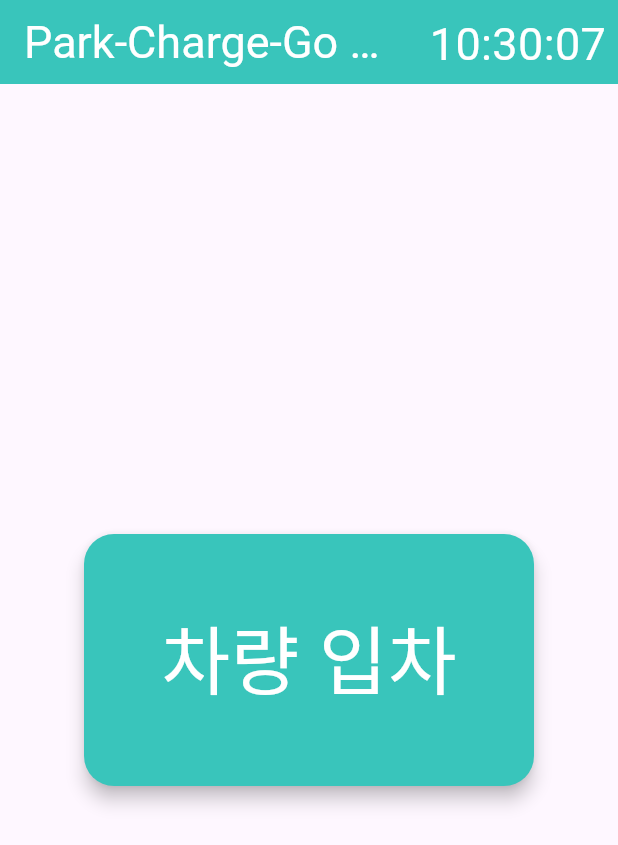
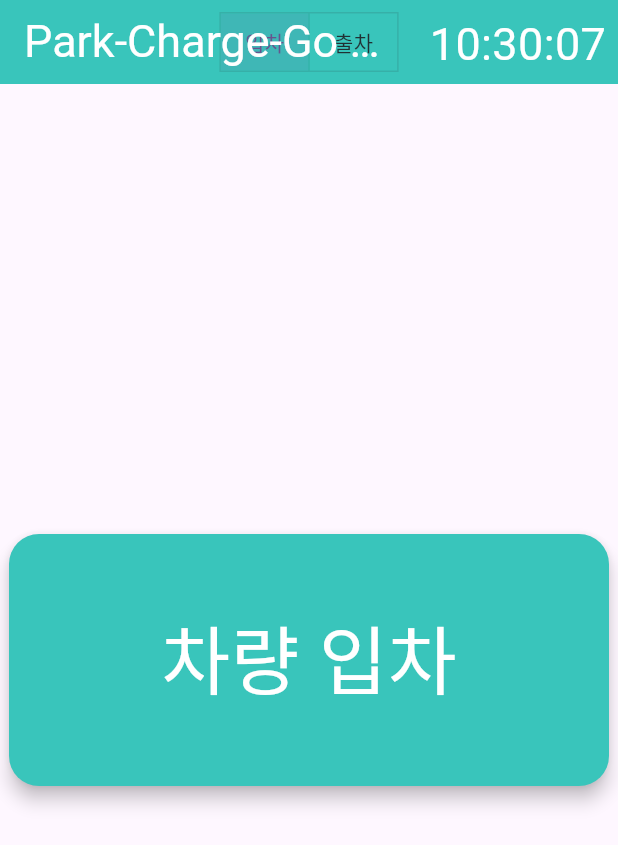
Before and after one commit to SPACE-AXE/pcg-pos-front, a Flutter app: the screen it shows after launch, on a phone screen of 412 x 824 dp. Shown: the top 845 px of the screen. Run offline on Flutter 3.47's test engine with Material 3 defaults, Android fonts, the light colour scheme and no system bars; missing offline and left inert: dart:ffi.

Commit message:
앱바에 입출차 토글버튼 생성

```diff
--- a/lib/screens/mainpage/main_page.dart
+++ b/lib/screens/mainpage/main_page.dart
@@ -1,5 +1,5 @@
 import 'package:flutter/material.dart';
-import 'package:pcg_pos/screens/mainpage/widget/app_bar.dart';
+import 'package:pcg_pos/widget/app_bar.dart';
 import 'package:pcg_pos/widget/MyElevatedBtn.dart';
 
 class MyHomePage extends StatefulWidget {
@@ -14,28 +14,42 @@ class MyHomePage extends StatefulWidget {
 class _MyHomePageState extends State<MyHomePage> {
   int _currentIndex = 0;
   late List<Widget> _pages;
+  bool _isEntry = true;
 
   @override
   void initState() {
     super.initState();
+    _pages = [
+      // 여기에 페이지 목록을 추가하세요.
+    ];
+  }
+
+  void _toggleEntryExit() {
+    setState(() {
+      _isEntry = !_isEntry;
+    });
   }
 
   @override
   Widget build(BuildContext context) {
     return Scaffold(
-      appBar: MyAppBar(title: widget.title),
+      appBar: MyAppBar(
+        title: widget.title,
+        isEntry: _isEntry,
+        onToggle: _toggleEntryExit,
+      ),
       body: Center(
         child: Column(
           mainAxisAlignment: MainAxisAlignment.center,
           children: <Widget>[
             SizedBox(
-              width: 300,
+              width: 400,
               height: 168,
               child: MyElevatedBtn(
                 onPressed: () {
                   Navigator.pushNamed(context, '/carnum');
                 },
-                text: '차량 입차',
+                text: _isEntry ? '차량 입차' : '차량 출차',
               ),
             )
           ],
--- /dev/null
+++ b/lib/widget/app_bar.dart
@@ -0,0 +1,60 @@
+import 'package:flutter/material.dart';
+import 'package:pcg_pos/widget/cur_time.dart';
+
+class MyAppBar extends StatelessWidget implements PreferredSizeWidget {
+  final String title;
+  final bool isEntry;
+  final VoidCallback onToggle;
+
+  const MyAppBar({
+    super.key,
+    required this.title,
+    required this.isEntry,
+    required this.onToggle,
+  });
+
+  @override
+  Widget build(BuildContext context) {
+    return AppBar(
+      backgroundColor: const Color(0xff39c5bb),
+      title: Text(title,
+          style: const TextStyle(color: Colors.white, fontSize: 30)),
+      centerTitle: false,
+      actions: [
+        Builder(
+          builder: (context) {
+            return const Padding(
+              padding: EdgeInsets.all(8.0),
+              child: CurrentTime(),
+            );
+          },
+        ),
+      ],
+      flexibleSpace: Align(
+        alignment: Alignment.center,
+        child: Padding(
+          padding: const EdgeInsets.only(top: 8.0, bottom: 8.0),
+          child: ToggleButtons(
+            isSelected: [isEntry, !isEntry],
+            onPressed: (index) {
+              onToggle();
+            },
+            children: const [
+              Padding(
+                padding: EdgeInsets.symmetric(horizontal: 16.0),
+                child: Text('입차'),
+              ),
+              Padding(
+                padding: EdgeInsets.symmetric(horizontal: 16.0),
+                child: Text('출차'),
+              ),
+            ],
+          ),
+        ),
+      ),
+    );
+  }
+
+  @override
+  Size get preferredSize => const Size.fromHeight(kToolbarHeight);
+}
```
